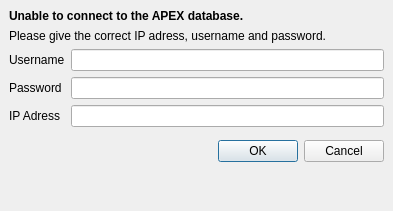
Above: strf_dbpasswd.ui from dkratzert/StructureFinder before the change. Below: the same form after it.
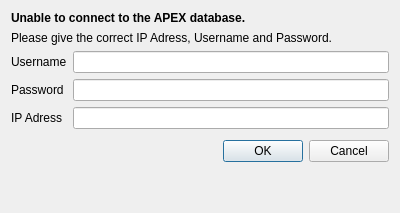
That is the form after the change.

Commit message: password dialog

```diff
--- a/strf_dbpasswd.ui
+++ b/strf_dbpasswd.ui
@@ -1,22 +1,35 @@
 <?xml version="1.0" encoding="UTF-8"?>
 <ui version="4.0">
  <author>Daniel Kratzert</author>
- <class>strfPassword</class>
- <widget class="QMainWindow" name="strfPasswordWindow">
+ <class>PasswdDialog</class>
+ <widget class="QDialog" name="PasswdDialog">
+  <property name="windowModality">
+   <enum>Qt::ApplicationModal</enum>
+  </property>
   <property name="geometry">
    <rect>
     <x>0</x>
     <y>0</y>
-    <width>393</width>
-    <height>211</height>
+    <width>400</width>
+    <height>213</height>
    </rect>
   </property>
+  <property name="sizePolicy">
+   <sizepolicy hsizetype="Preferred" vsizetype="Preferred">
+    <horstretch>0</horstretch>
+    <verstretch>0</verstretch>
+   </sizepolicy>
+  </property>
   <property name="windowTitle">
    <string>StructureFinder</string>
   </property>
-  <widget class="QWidget" name="centralwidget">
-   <layout class="QGridLayout" name="gridLayout_2">
+  <property name="modal">
+   <bool>true</bool>
+  </property>
+  <layout class="QGridLayout" name="gridLayout">
     <item row="0" column="0">
+    <layout class="QVBoxLayout" name="verticalLayout">
+     <item>
      <layout class="QFormLayout" name="formLayout">
       <property name="sizeConstraint">
        <enum>QLayout::SetDefaultConstraint</enum>
@@ -40,7 +53,7 @@
       <item row="1" column="0" colspan="2">
        <widget class="QLabel" name="Asklabel">
         <property name="text">
-         <string>Please give the correct IP adress, username and password.</string>
+          <string>Please give the correct IP Adress, Username and Password.</string>
         </property>
        </widget>
       </item>
@@ -76,7 +89,14 @@
       </item>
      </layout>
     </item>
-    <item row="2" column="0">
+     <item>
+      <widget class="QDialogButtonBox" name="buttonBox">
+       <property name="standardButtons">
+        <set>QDialogButtonBox::Cancel|QDialogButtonBox::Ok</set>
+       </property>
+      </widget>
+     </item>
+     <item>
      <spacer name="verticalSpacer">
       <property name="orientation">
        <enum>Qt::Vertical</enum>
@@ -92,15 +112,9 @@
       </property>
      </spacer>
     </item>
-    <item row="1" column="0">
-     <widget class="QDialogButtonBox" name="buttonBox">
-      <property name="standardButtons">
-       <set>QDialogButtonBox::Cancel|QDialogButtonBox::Ok</set>
-      </property>
-     </widget>
-    </item>
-   </layout>
-  </widget>
+    </layout>
+   </item>
+  </layout>
  </widget>
  <resources/>
  <connections/>
```
Left out of the diff: 3 changed lines with no effect on the pictures. Lines whose indentation alone changed are shown as unchanged. The commit also changes 2 other files.
